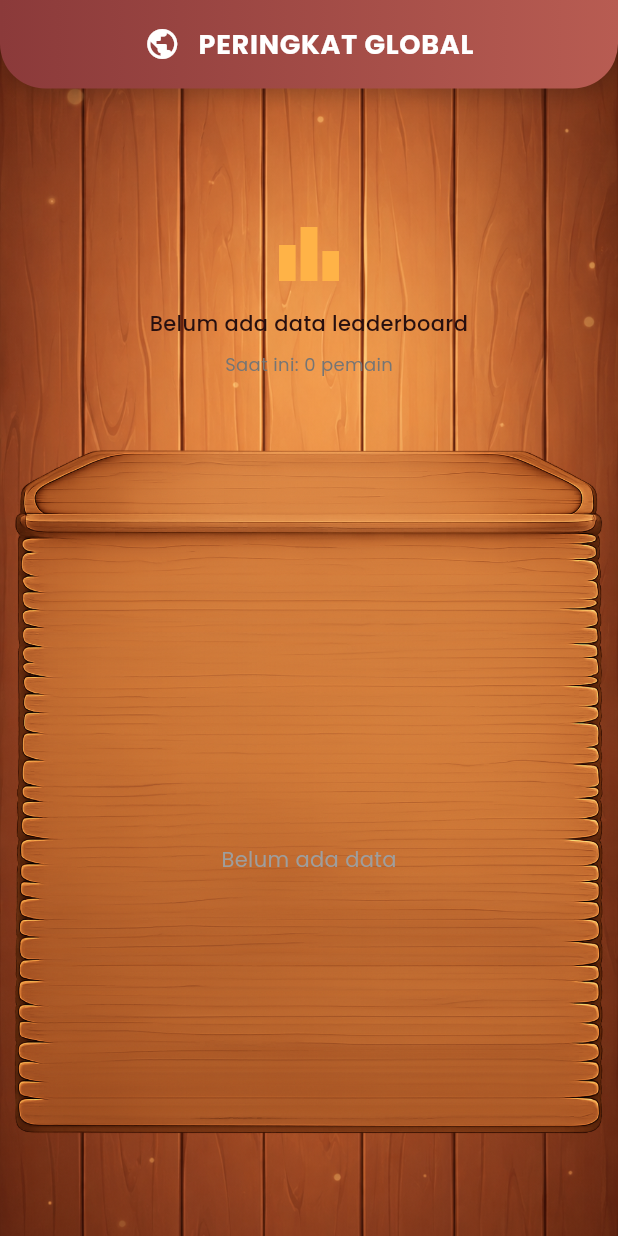
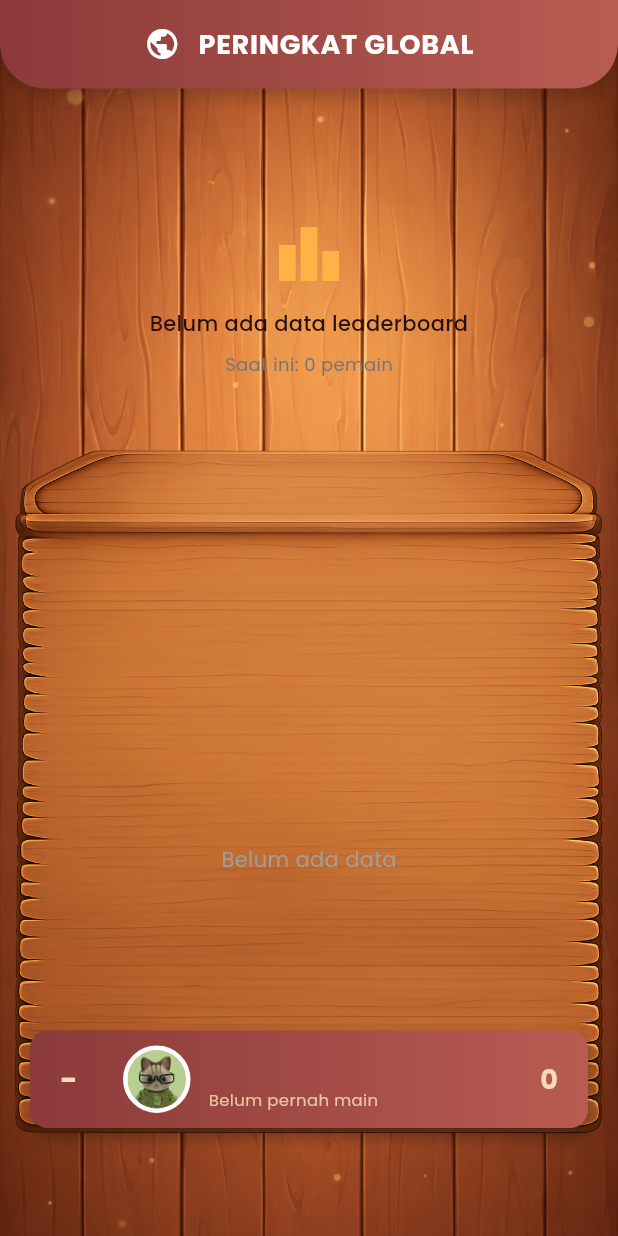
Before and after one commit to Latarombo/PJBL-FLUTTER-GETX, a Flutter app: the LeaderboardView screen opened directly, on a phone screen of 412 x 824 dp. Run offline on Flutter 3.47's test engine with Material 3 defaults, Android fonts, the light colour scheme and no system bars; our stand-ins replace cloud_firestore, curved_navigation_bar, firebase_auth, firebase_core, get, google_fonts and 2 more; accounts and stored records are empty.

Commit message:
perbaikan leaderboard

```diff
--- a/lib/app/modules/leaderboard/controllers/leaderboard_controller.dart
+++ b/lib/app/modules/leaderboard/controllers/leaderboard_controller.dart
@@ -22,7 +22,6 @@ class LeaderboardController extends GetxController {
   }
 
   void _listenLeaderboard() {
-    // Cancel subscription lama sebelum buat yang baru
     _subscription?.cancel();
     isLoading.value = true;
 
@@ -44,20 +43,30 @@ class LeaderboardController extends GetxController {
     );
   }
 
-  /// Dipanggil saat user buka tab leaderboard
   void refresh() {
     _listenLeaderboard();
   }
 
   List<LeaderboardModel> get top3 => leaderboardData.take(3).toList();
 
+  /// Selalu return entry user saat ini.
+  /// - Jika ada di leaderboard → return dengan rank asli
+  /// - Jika belum ada (belum main) → return dengan rank 0 (ditampilkan sebagai "-")
   LeaderboardModel? get currentUserEntry {
     final uid = _authController.uid;
     if (uid == null) return null;
+
     try {
+      // Coba cari di leaderboard stream
       return leaderboardData.firstWhere((e) => e.uid == uid);
     } catch (_) {
-      return null;
+      // Belum ada di leaderboard → buat entry dummy dengan poin 0 & rank 0
+      return LeaderboardModel(
+        uid: uid,
+        username: _authController.username,
+        totalPoints: _authController.totalPoints,
+        rank: 0, // 0 = belum punya rank, ditampilkan "-"
+      );
     }
   }
 
--- a/lib/app/modules/leaderboard/views/leaderboard_view.dart
+++ b/lib/app/modules/leaderboard/views/leaderboard_view.dart
@@ -23,13 +23,13 @@ class LeaderboardView extends GetView<LeaderboardController> {
 
           // ── Layer 2: Kayu berlapis (podium) + papan (list) ────────────────
           Positioned(
-            top: 220, // sesuaikan nilai ini
-            left: 4, // ← jarak dari kiri
-            right: 4, // ← jarak dari kanan
+            top: 220,
+            left: 4,
+            right: 4,
             bottom: 0,
             child: Image.asset(
               'assets/images/bg_leaderboard_02.png',
-              fit: BoxFit.fill, // ← ganti ke fill agar gambar tidak terpotong
+              fit: BoxFit.fill,
               alignment: Alignment.topCenter,
             ),
           ),
@@ -38,18 +38,11 @@ class LeaderboardView extends GetView<LeaderboardController> {
           SafeArea(
             child: Column(
               children: [
-                // ── 1. Header (fixed) ────────────────────────────────────
                 _buildHeader(),
-
-                // ── 2. Podium (area kayu berlapis) ────────────────────────
                 _buildPodium(),
-
-                // ── 3. List leaderboard (area papan kayu) ─────────────────
                 Expanded(
                   child: Padding(
-                    padding: const EdgeInsets.only(
-                      bottom: 16,
-                    ), // ← sesuaikan dengan tepi kayu
+                    padding: const EdgeInsets.only(bottom: 16),
                     child: ClipRect(child: _buildLeaderboardList()),
                   ),
                 ),
@@ -155,11 +148,9 @@ class LeaderboardView extends GetView<LeaderboardController> {
           );
         }
 
-        // Podium — awan dihapus, langsung tampilkan tiga item
         return Stack(
           clipBehavior: Clip.none,
           children: [
-            // Peringkat 2 — kiri
             Positioned(
               left: 20,
               bottom: 0,
@@ -172,7 +163,6 @@ class LeaderboardView extends GetView<LeaderboardController> {
                 podiumColor: const Color(0xFFC0C0C0),
               ),
             ),
-            // Peringkat 1 — tengah (lebih tinggi)
             Positioned(
               left: 0,
               right: 0,
@@ -187,7 +177,6 @@ class LeaderboardView extends GetView<LeaderboardController> {
                 isFirst: true,
               ),
             ),
-            // Peringkat 3 — kanan
             Positioned(
               right: 20,
               bottom: 0,
@@ -471,7 +460,12 @@ class LeaderboardView extends GetView<LeaderboardController> {
   Widget _buildCurrentUserCard() {
     return Obx(() {
       final userEntry = controller.currentUserEntry;
+
+      // Selalu tampilkan selama user sudah login
       if (userEntry == null) return const SizedBox.shrink();
+
+      // rank 0 = belum punya rank → tampilkan "-"
+      final rankDisplay = userEntry.rank > 0 ? userEntry.rank.toString() : '-';
 
       return Container(
         padding: const EdgeInsets.symmetric(horizontal: 20, vertical: 12),
@@ -494,10 +488,11 @@ class LeaderboardView extends GetView<LeaderboardController> {
           ),
           child: Row(
             children: [
+              // ── Rank: angka atau "-" ──────────────────────────────────
               SizedBox(
                 width: 30,
                 child: Text(
-                  userEntry.rank.toString(),
+                  rankDisplay,
                   style: const TextStyle(
                     fontSize: 20,
                     fontWeight: FontWeight.bold,
@@ -528,7 +523,11 @@ class LeaderboardView extends GetView<LeaderboardController> {
               ),
               const SizedBox(width: 12),
               Expanded(
-                child: Text(
+                child: Column(
+                  crossAxisAlignment: CrossAxisAlignment.start,
+                  mainAxisSize: MainAxisSize.min,
+                  children: [
+                    Text(
                       userEntry.username,
                       style: const TextStyle(
                         fontSize: 18,
@@ -536,6 +535,17 @@ class LeaderboardView extends GetView<LeaderboardController> {
                         color: Color(0xfff7d9bc),
                       ),
                       overflow: TextOverflow.ellipsis,
+                    ),
+                    // Teks kecil jika belum pernah main
+                    if (userEntry.rank == 0)
+                      const Text(
+                        'Belum pernah main',
+                        style: TextStyle(
+                          fontSize: 11,
+                          color: Color(0xFFE8C4A0),
+                        ),
+                      ),
+                  ],
                 ),
               ),
               Text(
--- a/lib/shared/services/auth_service.dart
+++ b/lib/shared/services/auth_service.dart
@@ -72,10 +72,22 @@ class AuthService {
         createdAt: now,
       );
 
-      await _firestore
-          .collection('users')
-          .doc(user.uid)
-          .set(userModel.toFirestore());
+      // Simpan user + leaderboard entry paralel
+      await Future.wait([
+        _firestore
+            .collection('users')
+            .doc(user.uid)
+            .set(userModel.toFirestore()),
+
+        // ── Langsung masuk leaderboard dengan poin 0 ──────────────────
+        _firestore.collection('leaderboard').doc(user.uid).set({
+          'uid': user.uid,
+          'username': username.trim(),
+          'avatarUrl': null,
+          'totalPoints': 0,
+          'lastUpdated': FieldValue.serverTimestamp(),
+        }),
+      ]);
 
       return userModel;
     } on FirebaseAuthException catch (e) {
```
Lines whose indentation alone changed are shown as unchanged.
